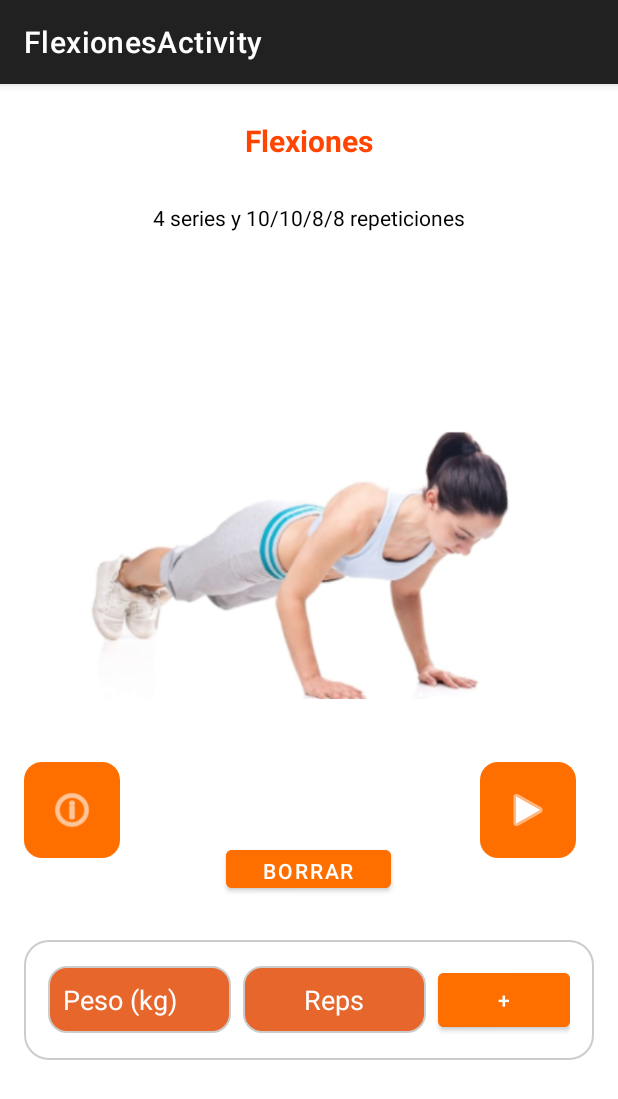
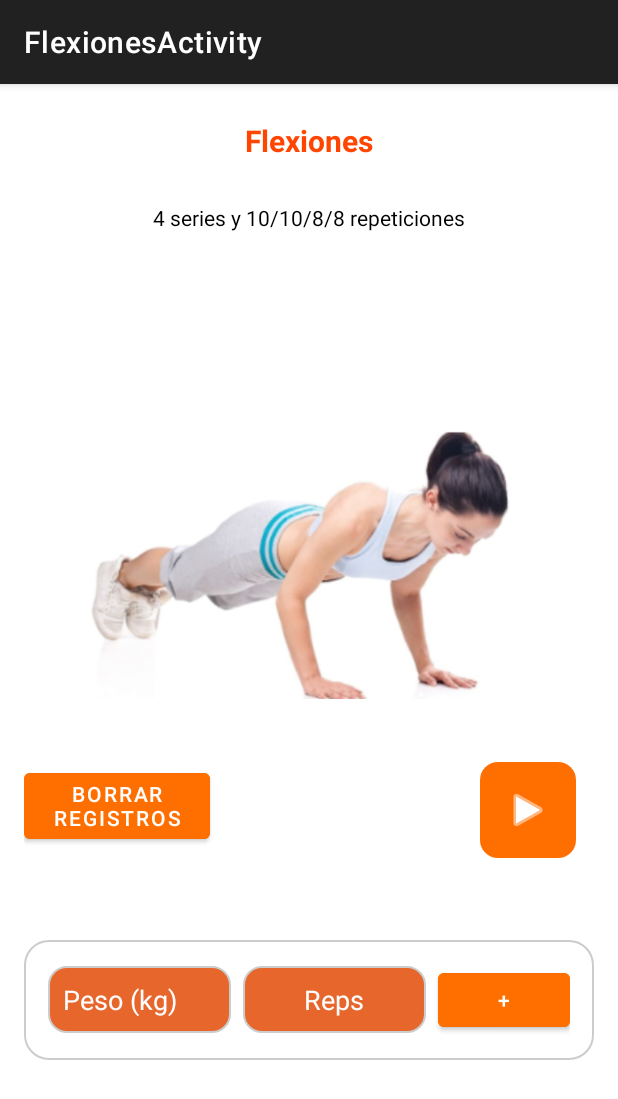
Before and after one commit to SantiagoCifuentes/FitQuick, an Android app built with Jetpack Compose: the EjercicioFragment screen opened directly, with no data from a screen before it, on a phone screen of 412 x 824 dp. Shown: the top 1099 px of the screen. Run offline under Robolectric (Android 15) with nearby library versions, the phone set to English and light mode, and no system bars.

Commit message:
se elimina botónn de información y añade botón de borrar registros para probar la base de datos, asi como se agrega la funcionalidad de video

```diff
--- a/app/src/main/java/com/example/fitquick/EjercicioFragment.kt
+++ b/app/src/main/java/com/example/fitquick/EjercicioFragment.kt
@@ -1,19 +1,23 @@
 import android.content.ContentValues
 import android.content.Context
+import android.content.Intent
 import android.database.sqlite.SQLiteDatabase
 import android.database.sqlite.SQLiteOpenHelper
 import android.graphics.Typeface
+
 import android.os.Bundle
 import android.view.LayoutInflater
 import android.view.View
 import android.view.ViewGroup
 import android.widget.Button
 import android.widget.EditText
+import android.widget.ImageButton
 import android.widget.TableLayout
 import android.widget.TableRow
 import android.widget.TextView
 import androidx.fragment.app.Fragment
 import com.example.fitquick.R
+import androidx.core.net.toUri
 
 class EjercicioFragment : Fragment() {
 
@@ -47,6 +51,7 @@ class EjercicioFragment : Fragment() {
         tableLayout = view.findViewById<TableLayout>(R.id.table_layout)
         val weightTextView = view.findViewById<TextView>(R.id.weight_text_view)
         val repsTextView = view.findViewById<TextView>(R.id.reps_text_view)
+        val playButton = view.findViewById<ImageButton>(R.id.btnPlay)
 
         tableLayout.visibility = View.GONE
 
@@ -68,6 +73,12 @@ class EjercicioFragment : Fragment() {
         clearButton.setOnClickListener {
             deleteAllWorkouts()  // Borrar todos los registros
             tableLayout.visibility = View.GONE
+        }
+        playButton.setOnClickListener { // muestra el video con el boton de play
+            val videoId = "M-SDCDhHv0I&ab_channel=Tºji"
+            val intent = Intent(Intent.ACTION_VIEW,
+                "https://www.youtube.com/watch?v=$videoId".toUri())
+            startActivity(intent)
         }
 
         return view
@@ -93,7 +104,7 @@ class EjercicioFragment : Fragment() {
             null,
             null,
             null,
-            null,
+            null, // parámetros en null ya que no se hace uso de funciones sql como groupbuy
             null
         )
 
--- a/app/src/main/res/layout/fragment_ejercicio.xml
+++ b/app/src/main/res/layout/fragment_ejercicio.xml
@@ -45,20 +45,6 @@
         app:layout_constraintStart_toStartOf="parent"
         app:layout_constraintTop_toTopOf="parent"
         app:layout_constraintVertical_bias="0.362" />
-
-    <ImageButton
-        android:id="@+id/btnInfo"
-        android:layout_width="64dp"
-        android:layout_height="64dp"
-        android:layout_marginBottom="236dp"
-        android:background="@drawable/rounded_button"
-        android:scaleType="centerInside"
-        android:src="@android:drawable/ic_menu_info_details"
-        app:layout_constraintBottom_toBottomOf="parent"
-        app:layout_constraintEnd_toEndOf="parent"
-        app:layout_constraintHorizontal_bias="0.0"
-        app:layout_constraintStart_toStartOf="parent"
-        app:tint="#FFFFFF" />
 
     <ImageButton
         android:id="@+id/btnPlay"
@@ -128,17 +114,17 @@
 
     <Button
         android:id="@+id/btnClear"
-        android:layout_width="110dp"
-        android:layout_height="37dp"
+        android:layout_width="124dp"
+        android:layout_height="56dp"
         android:backgroundTint="#FF6F00"
-        android:text="Borrar Todo"
+        android:text="Borrar registros"
         android:textColor="#FFFFFF"
         app:layout_constraintBottom_toBottomOf="parent"
         app:layout_constraintEnd_toEndOf="parent"
-        app:layout_constraintHorizontal_bias="0.498"
+        app:layout_constraintHorizontal_bias="0.0"
         app:layout_constraintStart_toStartOf="parent"
         app:layout_constraintTop_toTopOf="parent"
-        app:layout_constraintVertical_bias="0.699" />
+        app:layout_constraintVertical_bias="0.643" />
 
     <TableLayout
         android:id="@+id/table_layout"
```
